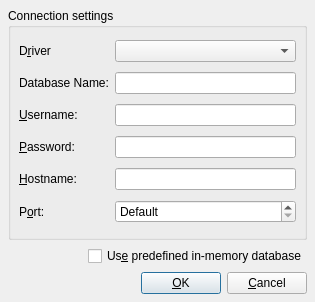
gustavosinbandera1/mayorga_db, file databaseManager/qsqlconnectiondialog.ui: the form before one commit.
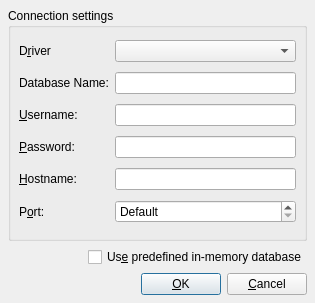
The form after the commit.

What changed in the file:
```diff
--- a/databaseManager/qsqlconnectiondialog.ui
+++ b/databaseManager/qsqlconnectiondialog.ui
@@ -3,25 +3,34 @@
  <comment></comment>
  <exportmacro></exportmacro>
  <class>QSqlConnectionDialogUi</class>
- <widget class="QDialog" name="QSqlConnectionDialogUi" >
-  <property name="geometry" >
+ <widget class="QDialog" name="QSqlConnectionDialogUi">
+  <property name="geometry">
    <rect>
     <x>0</x>
     <y>0</y>
     <width>315</width>
-    <height>302</height>
+    <height>303</height>
    </rect>
   </property>
   <property name="windowTitle" >
    <string>Connect...</string>
   </property>
-  <layout class="QVBoxLayout" >
-   <property name="margin" >
-    <number>8</number>
-   </property>
-   <property name="spacing" >
+  <layout class="QVBoxLayout">
+   <property name="spacing">
     <number>6</number>
    </property>
+   <property name="leftMargin">
+    <number>8</number>
+   </property>
+   <property name="topMargin">
+    <number>8</number>
+   </property>
+   <property name="rightMargin">
+    <number>8</number>
+   </property>
+   <property name="bottomMargin">
+    <number>8</number>
+   </property>
    <item>
     <widget class="QGroupBox" name="connGroupBox" >
      <property name="title" >
@@ -31,7 +40,16 @@
       <property name="margin" >
        <number>8</number>
       </property>
-      <property name="spacing" >
+      <property name="topMargin">
+       <number>8</number>
+      </property>
+      <property name="rightMargin">
+       <number>8</number>
+      </property>
+      <property name="bottomMargin">
+       <number>8</number>
+      </property>
+      <property name="spacing">
        <number>6</number>
       </property>
       <item row="0" column="1" >
@@ -133,13 +151,22 @@
     </widget>
    </item>
    <item>
-    <layout class="QHBoxLayout" >
-     <property name="margin" >
-      <number>0</number>
-     </property>
-     <property name="spacing" >
+    <layout class="QHBoxLayout">
+     <property name="spacing">
       <number>6</number>
      </property>
+     <property name="leftMargin">
+      <number>0</number>
+     </property>
+     <property name="topMargin">
+      <number>0</number>
+     </property>
+     <property name="rightMargin">
+      <number>0</number>
+     </property>
+     <property name="bottomMargin">
+      <number>0</number>
+     </property>
      <item>
       <spacer>
        <property name="orientation" >
@@ -163,13 +190,22 @@
     </layout>
    </item>
    <item>
-    <layout class="QHBoxLayout" >
-     <property name="margin" >
-      <number>0</number>
-     </property>
-     <property name="spacing" >
+    <layout class="QHBoxLayout">
+     <property name="spacing">
       <number>6</number>
      </property>
+     <property name="leftMargin">
+      <number>0</number>
+     </property>
+     <property name="topMargin">
+      <number>0</number>
+     </property>
+     <property name="rightMargin">
+      <number>0</number>
+     </property>
+     <property name="bottomMargin">
+      <number>0</number>
+     </property>
      <item>
       <spacer>
        <property name="orientation" >
```
Left out of the diff: 127 changed lines with no effect on the pictures.
